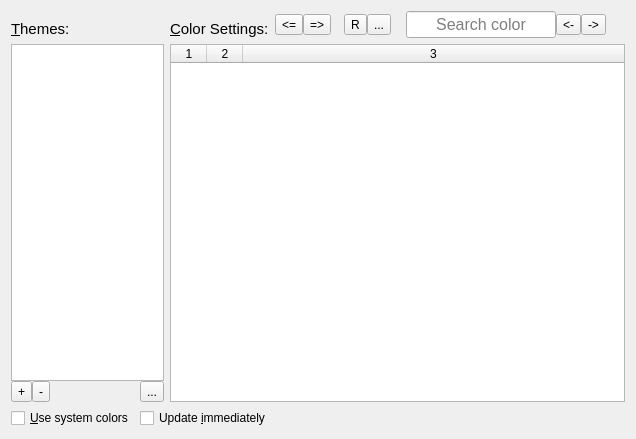
Above: src/frontends/qt/ui/PrefColorsUi.ui from kojiOnHill/lyx before the change. Below: the same form after it.
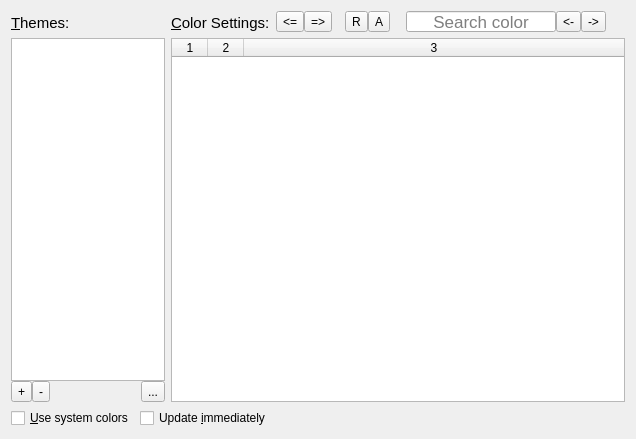
That is the form after the change. Icons and pictures are not drawn.

Patch:
```diff
--- a/src/frontends/qt/ui/PrefColorsUi.ui
+++ b/src/frontends/qt/ui/PrefColorsUi.ui
@@ -38,7 +38,7 @@
          <property name="minimumSize">
           <size>
            <width>150</width>
-           <height>0</height>
+           <height>16</height>
           </size>
          </property>
          <property name="maximumSize">
@@ -49,7 +49,7 @@
          </property>
          <property name="font">
           <font>
-           <pointsize>12</pointsize>
+           <pointsize>13</pointsize>
           </font>
          </property>
          <property name="toolTip">
@@ -79,8 +79,8 @@
          </property>
          <property name="iconSize">
           <size>
-           <width>10</width>
-           <height>10</height>
+           <width>16</width>
+           <height>16</height>
           </size>
          </property>
         </widget>
@@ -104,8 +104,8 @@
          </property>
          <property name="iconSize">
           <size>
-           <width>10</width>
-           <height>10</height>
+           <width>16</width>
+           <height>16</height>
           </size>
          </property>
         </widget>
@@ -322,10 +322,13 @@
          </property>
          <property name="iconSize">
           <size>
-           <width>10</width>
-           <height>10</height>
+           <width>16</width>
+           <height>16</height>
           </size>
          </property>
+         <property name="arrowType">
+          <enum>Qt::ArrowType::NoArrow</enum>
+         </property>
         </widget>
        </item>
        <item>
@@ -341,8 +344,8 @@
          </property>
          <property name="iconSize">
           <size>
-           <width>10</width>
-           <height>10</height>
+           <width>16</width>
+           <height>16</height>
           </size>
          </property>
         </widget>
@@ -376,8 +379,8 @@
          </property>
          <property name="iconSize">
           <size>
-           <width>10</width>
-           <height>10</height>
+           <width>16</width>
+           <height>16</height>
           </size>
          </property>
         </widget>
@@ -388,15 +391,12 @@
           <string>Reset all colors to theme</string>
          </property>
          <property name="text">
-          <string>...</string>
-         </property>
-         <property name="icon">
-          <iconset theme="QIcon::ThemeIcon::SystemShutdown"/>
+          <string>A</string>
          </property>
          <property name="iconSize">
           <size>
-           <width>10</width>
-           <height>10</height>
+           <width>16</width>
+           <height>16</height>
           </size>
          </property>
         </widget>
```
Left out of the diff: 12 changed lines with no effect on the pictures.
